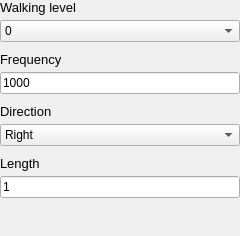
analogdevicesinc/scopy, file ui/patterns/walkingpattern.ui: the form before one commit.
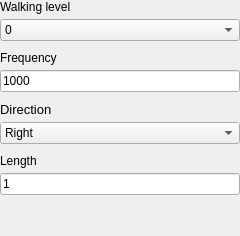
The form after the commit.

```diff
--- a/ui/patterns/walkingpattern.ui
+++ b/ui/patterns/walkingpattern.ui
@@ -39,9 +39,6 @@
      </property>
      <item>
       <widget class="QLabel" name="label">
-       <property name="styleSheet">
-        <string notr="true">font-size: 13px;</string>
-       </property>
        <property name="text">
         <string>Walking level</string>
        </property>
@@ -73,9 +70,6 @@
      </property>
      <item>
       <widget class="QLabel" name="label_2">
-       <property name="styleSheet">
-        <string notr="true">font-size: 13px;</string>
-       </property>
        <property name="text">
         <string>Frequency</string>
        </property>
@@ -134,9 +128,6 @@
      </property>
      <item>
       <widget class="QLabel" name="label_4">
-       <property name="styleSheet">
-        <string notr="true">font-size: 13px;</string>
-       </property>
        <property name="text">
         <string>Length</string>
        </property>
```
